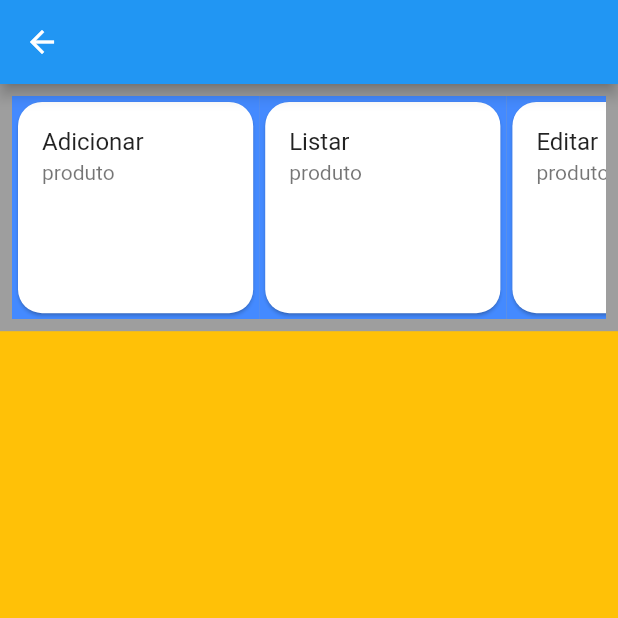
After one commit to robantunescampos/store_challenge, a Flutter app: the HomePage screen opened by its route, on a phone screen of 412 x 824 dp, the top half of it. The commit adds this screen. Run offline on Flutter 3.47's test engine with Material 2 defaults, Android fonts, the phone set to English and light mode, and no system bars; our stand-ins replace flutter_modular, shared_preferences; accounts and stored records are empty.

Commit message:
add home
feature home mas não está pronta

```diff
--- a/lib/app_module.dart
+++ b/lib/app_module.dart
@@ -1,4 +1,5 @@
 import 'package:flutter_modular/flutter_modular.dart';
+import 'package:store_challenge/src/features/home/home_module.dart';
 import 'package:store_challenge/src/features/login/login_module.dart';
 import 'package:store_challenge/src/shared/auth/auth_impl.dart';
 import 'package:store_challenge/src/shared/auth/auth_interface.dart';
@@ -15,5 +16,6 @@ class AppModule extends Module {
   @override
   List<ModularRoute> get routes => [
         ModuleRoute('/login', module: LoginModule()),
+        ModuleRoute('/home', module: HomeModule()),
       ];
 }
--- /dev/null
+++ b/lib/src/features/home/home_module.dart
@@ -0,0 +1,12 @@
+import 'package:flutter_modular/flutter_modular.dart';
+import 'package:store_challenge/src/features/home/pages/home_page.dart';
+
+class HomeModule extends Module {
+  @override
+  List<Bind> get binds => [];
+
+  @override
+  List<ModularRoute> get routes => [
+        ChildRoute('/', child: (_, __) => HomePage()),
+      ];
+}
--- /dev/null
+++ b/lib/src/features/home/pages/home_page.dart
@@ -0,0 +1,90 @@
+import 'package:flutter/material.dart';
+
+class HomePage extends StatelessWidget {
+  const HomePage({Key? key}) : super(key: key);
+
+  @override
+  Widget build(BuildContext context) {
+    return Scaffold(
+      appBar: AppBar(),
+      body: Container(
+        color: Colors.amber,
+        width: double.infinity,
+        height: double.infinity,
+        child: Column(
+          children: [
+            Row(
+              children: [
+                Container(
+                  color: Colors.grey,
+                  width: MediaQuery.of(context).size.width * 1,
+                  height: MediaQuery.of(context).size.height / 5,
+                  child: Padding(
+                    padding: const EdgeInsets.all(8.0),
+                    child: ListView(
+                      scrollDirection: Axis.horizontal,
+                      children: [
+                        Container(
+                          color: Colors.blueAccent,
+                          width: MediaQuery.of(context).size.width * 0.4,
+                          child: Card(
+                            child: ListTile(
+                              title: const Text('Adicionar'),
+                              subtitle: const Text('produto'),
+                            ),
+                            shape: RoundedRectangleBorder(
+                              borderRadius: BorderRadius.circular(16),
+                            ),
+                          ),
+                        ),
+                        Container(
+                          color: Colors.blueAccent,
+                          width: MediaQuery.of(context).size.width * 0.4,
+                          child: Card(
+                            child: ListTile(
+                              title: const Text('Listar'),
+                              subtitle: const Text('produto'),
+                            ),
+                            shape: RoundedRectangleBorder(
+                              borderRadius: BorderRadius.circular(16),
+                            ),
+                          ),
+                        ),
+                        Container(
+                          color: Colors.blueAccent,
+                          width: MediaQuery.of(context).size.width * 0.4,
+                          child: Card(
+                            child: ListTile(
+                              title: const Text('Editar'),
+                              subtitle: const Text('produto'),
+                            ),
+                            shape: RoundedRectangleBorder(
+                              borderRadius: BorderRadius.circular(16),
+                            ),
+                          ),
+                        ),
+                        Container(
+                          color: Colors.blueAccent,
+                          width: MediaQuery.of(context).size.width * 0.4,
+                          child: Card(
+                            child: ListTile(
+                              title: const Text('Remover'),
+                              subtitle: const Text('produto'),
+                            ),
+                            shape: RoundedRectangleBorder(
+                              borderRadius: BorderRadius.circular(16),
+                            ),
+                          ),
+                        )
+                      ],
+                    ),
+                  ),
+                ),
+              ],
+            )
+          ],
+        ),
+      ),
+    );
+  }
+}
--- a/lib/src/features/login/login_module.dart
+++ b/lib/src/features/login/login_module.dart
@@ -1,7 +1,6 @@
 import 'package:flutter_modular/flutter_modular.dart';
 import 'package:store_challenge/src/features/login/controllers/login_controller.dart';
-import 'package:store_challenge/src/features/login/login_page.dart';
-import 'package:store_challenge/src/features/login/test_page.dart';
+import 'package:store_challenge/src/features/login/pages/login_page.dart';
 
 class LoginModule extends Module {
   @override
@@ -12,6 +11,5 @@ class LoginModule extends Module {
   @override
   List<ModularRoute> get routes => [
         ChildRoute('/', child: (_, __) => LoginPage()),
-        ChildRoute('/test', child: (_, __) => TestPage()),
       ];
 }
--- a/lib/src/features/login/login_page.dart
+++ b/lib/src/features/login/pages/login_page.dart
@@ -5,7 +5,7 @@ import 'package:flutter_modular/flutter_modular.dart';
 import 'package:store_challenge/src/shared/widgets/custom_button.dart';
 import 'package:store_challenge/src/shared/widgets/custom_field.dart';
 
-import 'controllers/login_controller.dart';
+import '../controllers/login_controller.dart';
 
 class LoginPage extends StatefulWidget {
   const LoginPage({Key? key}) : super(key: key);
@@ -31,7 +31,7 @@ class _LoginPageState extends ModularState<LoginPage, LoginController> {
       if (value) {
         try {
           Modular.to
-              .pushNamed('/login/test')
+              .pushReplacementNamed('/home')
               .then((_) => loading(false))
               .catchError((error) {
             log('[erro] modular');
@@ -104,6 +104,7 @@ class _LoginPageState extends ModularState<LoginPage, LoginController> {
 
                               if (isAuthenticated) {
                                 print('Próxima tela');
+                                Modular.to.pushReplacementNamed('/home');
                               } else {
                                 print('credenciais inválidas');
                               }
--- a/lib/src/features/login/test_page.dart
+++ /dev/null
@@ -1,12 +0,0 @@
-import 'package:flutter/material.dart';
-
-class TestPage extends StatelessWidget {
-  const TestPage({Key? key}) : super(key: key);
-
-  @override
-  Widget build(BuildContext context) {
-    return Scaffold(
-      appBar: AppBar(),
-    );
-  }
-}
```
